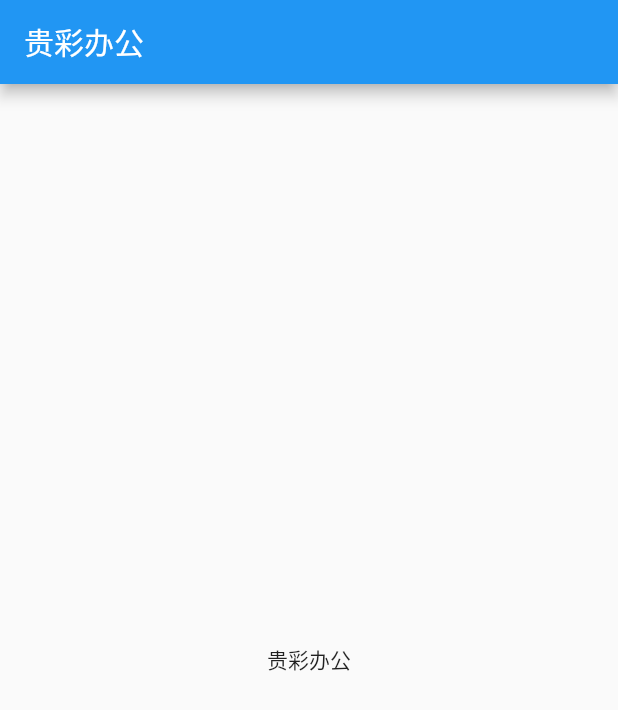
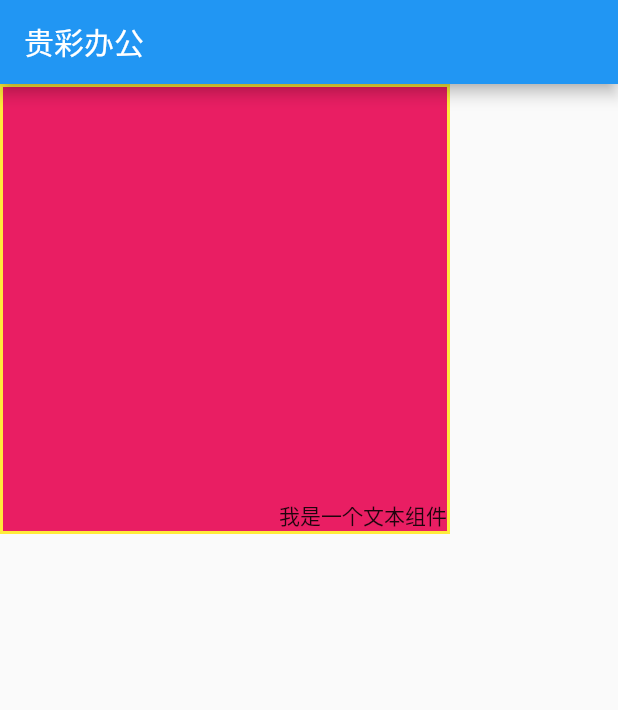
Before and after one commit to dezhizhang/xiaozhi-app, a Flutter app: the screen it shows after launch, on a phone screen of 412 x 824 dp. Shown: the top 710 px of the screen. Run offline on Flutter 3.47's test engine with Material 2 defaults, Android fonts, the phone set to English and light mode, and no system bars.

Commit message:
容器组件

```diff
--- a/lib/main.dart
+++ b/lib/main.dart
@@ -15,10 +15,28 @@ class MyApp extends StatelessWidget{
        appBar: AppBar(
          title: Text('贵彩办公'),
        ),
-       body: Center(
-         child: Text('贵彩办公'),
-       ),
+       body:HomeContent()
      ),
    );
   }
 }
+
+class HomeContent extends StatelessWidget{
+  @override
+  Widget build(BuildContext context) {
+    // TODO: implement build
+    return Container(
+      child: Text('我是一个文本组件'),
+      width: 300,
+      height: 300,
+      alignment: Alignment.bottomRight,
+      decoration:BoxDecoration(
+        color: Colors.pink,
+        border: Border.all(
+          color:Colors.yellow,
+          width:2.0
+        )
+      )
+    );
+  }
+}
```
Also changed, not shown: 1 other file.
